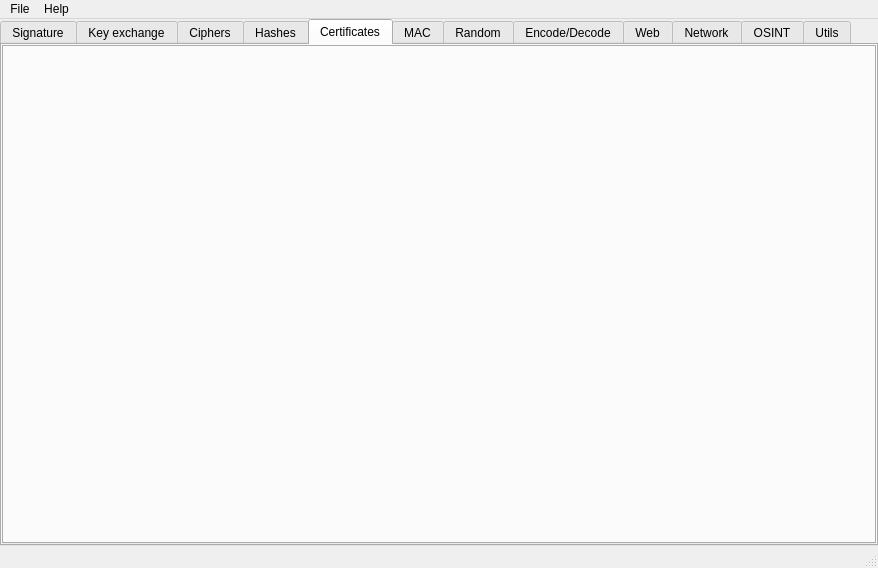
Old version of the form ui/mainwindow.ui in the repository caffedrine/CryptoPocketKnife.
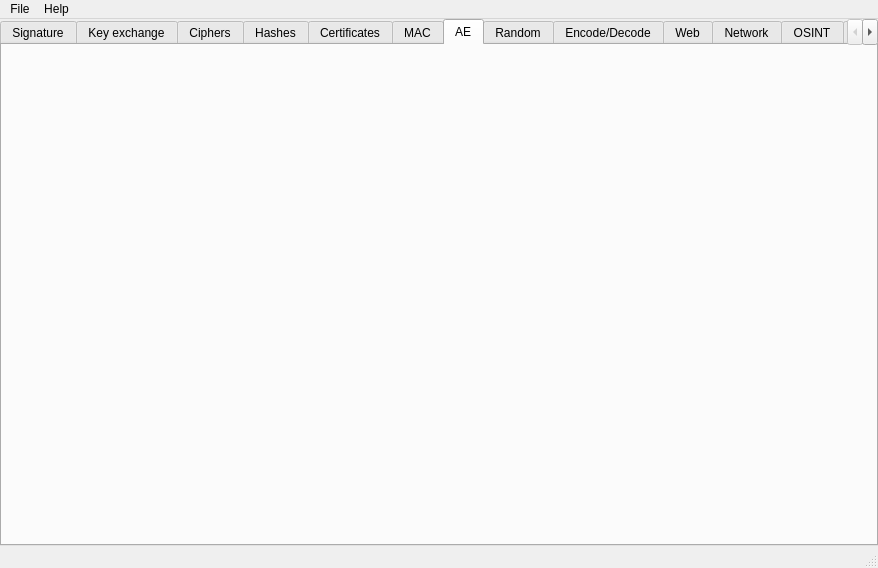
New version of the form. The open tabs and pages were chosen to show the change. Icons and pictures are not drawn. Custom widgets are drawn as their Qt base class.

Commit message: Added authenticated encryption

The edit to the form file:
```diff
--- a/ui/mainwindow.ui
+++ b/ui/mainwindow.ui
@@ -221,6 +221,25 @@
         </property>
        </layout>
       </widget>
+      <widget class="QWidget" name="tab_AuthenticatedEncryption">
+       <attribute name="title">
+        <string>AE</string>
+       </attribute>
+       <layout class="QGridLayout" name="gridLayout_AuthEnc">
+        <property name="leftMargin">
+         <number>0</number>
+        </property>
+        <property name="topMargin">
+         <number>0</number>
+        </property>
+        <property name="rightMargin">
+         <number>0</number>
+        </property>
+        <property name="bottomMargin">
+         <number>0</number>
+        </property>
+       </layout>
+      </widget>
       <widget class="QWidget" name="tab_Random">
        <attribute name="title">
         <string>Random</string>
```
Left out of the diff: 2 changed lines with no effect on the pictures. The commit also changes 21 other files.
